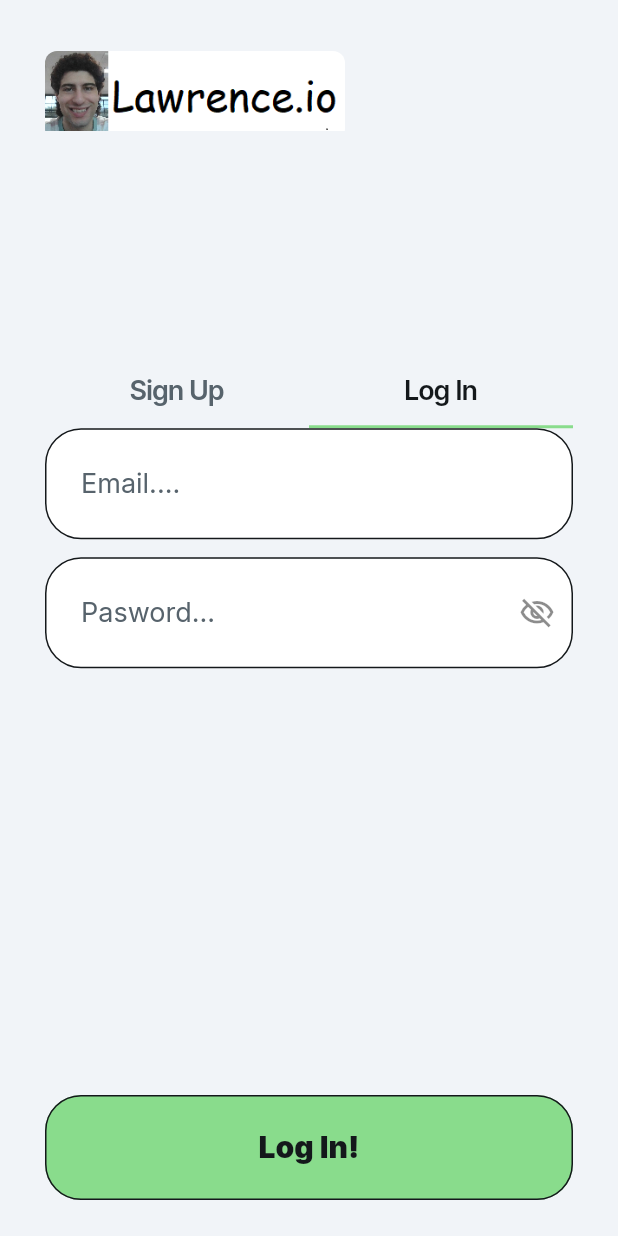
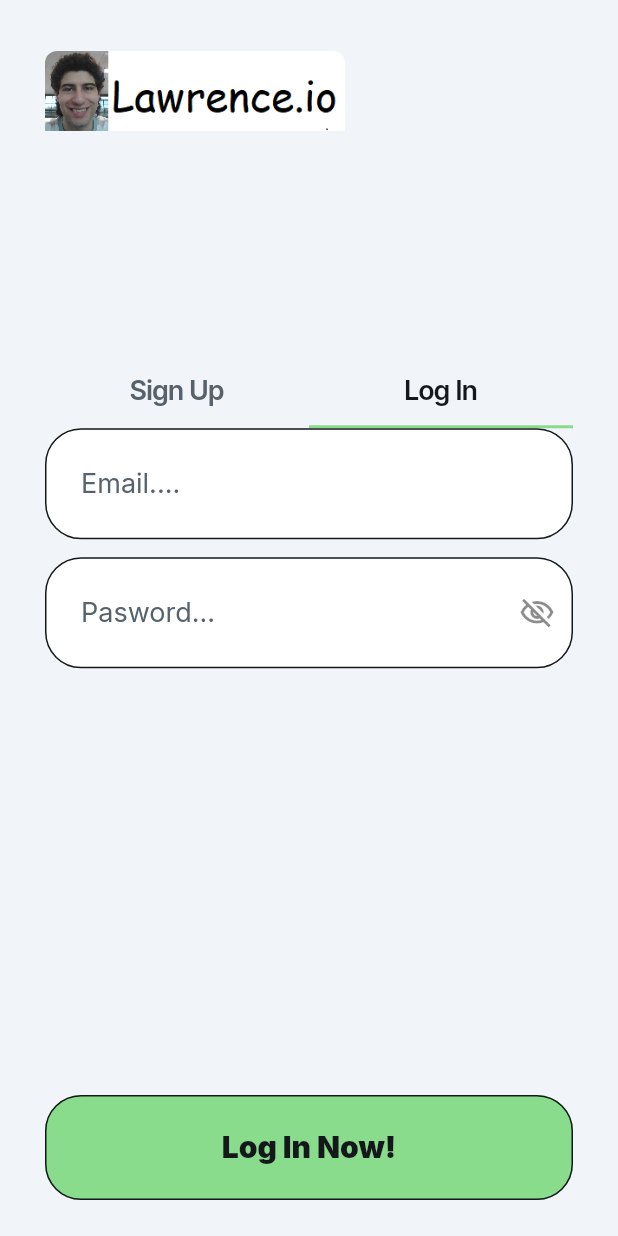
Before and after one commit to lmcprogram/TodoApp-FlutterFlow, a Flutter app: the screen it shows after launch, tab 2 chosen, on a phone screen of 412 x 824 dp. Run offline on Flutter 3.47's test engine with Material 3 defaults, Android fonts, the phone set to English and light mode, and no system bars; drawn by our look-alikes of auto_size_text; our stand-ins replace cloud_firestore, easy_debounce, file_picker, firebase_auth, firebase_core, firebase_storage and 13 more; missing offline and left inert: json_path, mime_type; accounts and stored records are empty.

Commit message:
Updating to latest FlutterFlow output.

```diff
--- a/lib/login/login_widget.dart
+++ b/lib/login/login_widget.dart
@@ -810,7 +810,7 @@ class _LoginWidgetState extends State<LoginWidget>
 
                               context.goNamedAuth('tasks', context.mounted);
                             },
-                            text: 'Log In!',
+                            text: 'Log In Now!',
                             options: FFButtonOptions(
                               width: double.infinity,
                               height: 70.0,
```
